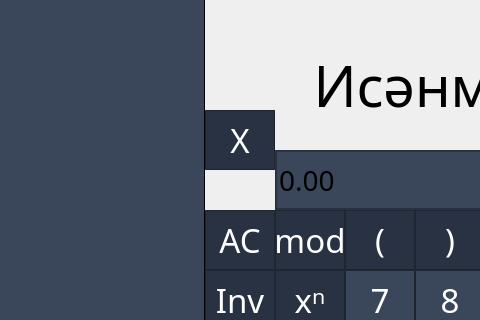
Before: the Qt Designer form sources/05_visual_interface/mainwindow.ui in enikeevtg/qt_calculator_v1, drawn with Qt 5; both pictures show x 465 to 945 and y 226 to 546 of the 1090 by 740 pixel window.
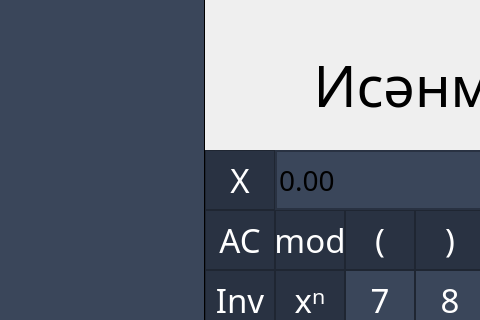
After: the same form once the commit is applied. Custom widgets are drawn as their Qt base class.

What changed in the file:
```diff
--- a/sources/05_visual_interface/mainwindow.ui
+++ b/sources/05_visual_interface/mainwindow.ui
@@ -1106,7 +1106,7 @@
     <property name="geometry">
      <rect>
       <x>670</x>
-      <y>250</y>
+      <y>290</y>
       <width>70</width>
       <height>60</height>
      </rect>
```
